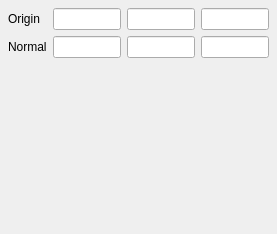
wildmichael/ParaView3-enhancements-old, file GUI/Client/Widgets/pqCutPanel.ui: the form before one commit.
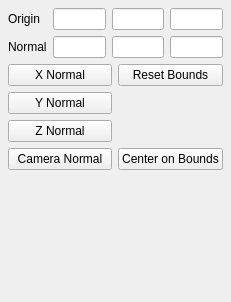
The form after the commit.

Commit message: ENH: Added Clip and Cut controls to: reset the 3D widget bounds, reset the 3D widget origin to the center of the source bounds, set the 3D widget normal to the X, Y, or Z axes, and set the 3D widget normal to the camera view normal

Diff of the .ui file:
```diff
--- a/GUI/Client/Widgets/pqCutPanel.ui
+++ b/GUI/Client/Widgets/pqCutPanel.ui
@@ -8,21 +8,115 @@
    <rect>
     <x>0</x>
     <y>0</y>
-    <width>277</width>
-    <height>234</height>
+    <width>231</width>
+    <height>302</height>
    </rect>
   </property>
   <property name="windowTitle" >
    <string>Form</string>
   </property>
-  <layout class="QGridLayout" >
+  <layout class="QVBoxLayout" >
    <property name="margin" >
     <number>8</number>
    </property>
    <property name="spacing" >
     <number>6</number>
    </property>
-   <item row="2" column="0" colspan="3" >
+   <item>
+    <layout class="QGridLayout" >
+     <property name="margin" >
+      <number>0</number>
+     </property>
+     <property name="spacing" >
+      <number>6</number>
+     </property>
+     <item row="1" column="0" >
+      <widget class="QLabel" name="label" >
+       <property name="text" >
+        <string>Normal</string>
+       </property>
+      </widget>
+     </item>
+     <item row="1" column="1" >
+      <widget class="QLineEdit" name="normalX" />
+     </item>
+     <item row="0" column="0" >
+      <widget class="QLabel" name="label_3" >
+       <property name="text" >
+        <string>Origin</string>
+       </property>
+      </widget>
+     </item>
+     <item row="1" column="3" >
+      <widget class="QLineEdit" name="normalZ" />
+     </item>
+     <item row="0" column="3" >
+      <widget class="QLineEdit" name="originZ" />
+     </item>
+     <item row="0" column="2" >
+      <widget class="QLineEdit" name="originY" />
+     </item>
+     <item row="1" column="2" >
+      <widget class="QLineEdit" name="normalY" />
+     </item>
+     <item row="0" column="1" >
+      <widget class="QLineEdit" name="originX" />
+     </item>
+    </layout>
+   </item>
+   <item>
+    <layout class="QGridLayout" >
+     <property name="margin" >
+      <number>0</number>
+     </property>
+     <property name="spacing" >
+      <number>6</number>
+     </property>
+     <item row="0" column="1" >
+      <widget class="QPushButton" name="resetBounds" >
+       <property name="text" >
+        <string>Reset Bounds</string>
+       </property>
+      </widget>
+     </item>
+     <item row="3" column="0" >
+      <widget class="QPushButton" name="useCameraNormal" >
+       <property name="text" >
+        <string>Camera Normal</string>
+       </property>
+      </widget>
+     </item>
+     <item row="0" column="0" >
+      <widget class="QPushButton" name="useXNormal" >
+       <property name="text" >
+        <string>X Normal</string>
+       </property>
+      </widget>
+     </item>
+     <item row="2" column="0" >
+      <widget class="QPushButton" name="useZNormal" >
+       <property name="text" >
+        <string>Z Normal</string>
+       </property>
+      </widget>
+     </item>
+     <item row="1" column="0" >
+      <widget class="QPushButton" name="useYNormal" >
+       <property name="text" >
+        <string>Y Normal</string>
+       </property>
+      </widget>
+     </item>
+     <item row="3" column="1" >
+      <widget class="QPushButton" name="useCenterBounds" >
+       <property name="text" >
+        <string>Center on Bounds</string>
+       </property>
+      </widget>
+     </item>
+    </layout>
+   </item>
+   <item>
     <spacer>
      <property name="orientation" >
       <enum>Qt::Vertical</enum>
@@ -30,43 +124,11 @@
      <property name="sizeHint" >
       <size>
        <width>20</width>
-       <height>40</height>
+       <height>61</height>
       </size>
      </property>
     </spacer>
    </item>
-   <item row="1" column="3" >
-    <widget class="QLineEdit" name="normalZ" />
-   </item>
-   <item row="1" column="2" >
-    <widget class="QLineEdit" name="normalY" />
-   </item>
-   <item row="1" column="1" >
-    <widget class="QLineEdit" name="normalX" />
-   </item>
-   <item row="0" column="3" >
-    <widget class="QLineEdit" name="originZ" />
-   </item>
-   <item row="0" column="2" >
-    <widget class="QLineEdit" name="originY" />
-   </item>
-   <item row="0" column="1" >
-    <widget class="QLineEdit" name="originX" />
-   </item>
-   <item row="0" column="0" >
-    <widget class="QLabel" name="label_3" >
-     <property name="text" >
-      <string>Origin</string>
-     </property>
-    </widget>
-   </item>
-   <item row="1" column="0" >
-    <widget class="QLabel" name="label" >
-     <property name="text" >
-      <string>Normal</string>
-     </property>
-    </widget>
-   </item>
   </layout>
  </widget>
  <pixmapfunction></pixmapfunction>
```
The commit also changes 5 other files.
